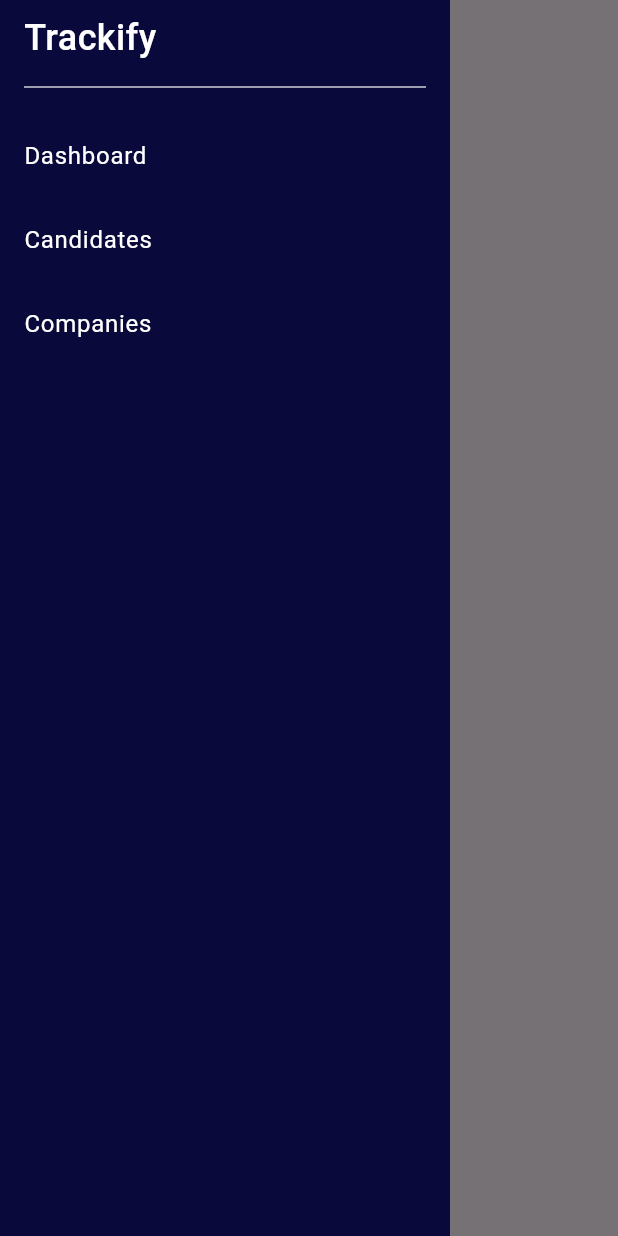
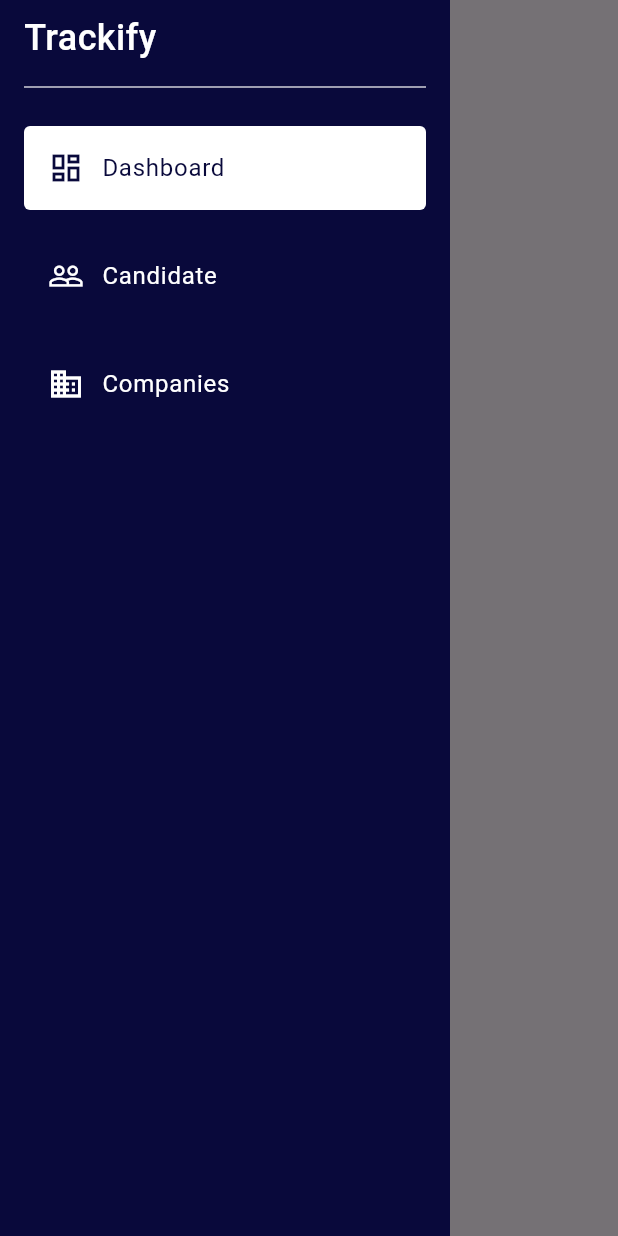
Before and after one commit to siiimaay/tracikfy, a Flutter app: the screen it shows after launch, with the side drawer open, on a phone screen of 412 x 824 dp. Run offline on Flutter 3.47's test engine with Material 3 defaults, Android fonts, the phone set to English and light mode, and no system bars; our stand-ins replace bloc, equatable, flutter_bloc.

Commit message:
add selection label to tab view

```diff
--- a/lib/features/dashboard/presentation/widgets/drawer_view.dart
+++ b/lib/features/dashboard/presentation/widgets/drawer_view.dart
@@ -1,5 +1,6 @@
 import 'package:feelify/features/dashboard/presentation/dashboard_cubit.dart';
 import 'package:feelify/features/dashboard/presentation/widgets/tab.dart';
+import 'package:feelify/features/data/dashboard_section.dart';
 import 'package:flutter/material.dart';
 import 'package:flutter_bloc/flutter_bloc.dart';
 
@@ -32,24 +33,27 @@ class DrawerView extends StatelessWidget {
                     children: [
                       TabView(
                         isSelected: state.currentIndex == 0,
-                        text: "Dashboard",
+                        text: DashboardSection.dashboard.name,
                         onTap: () {
                           context.read<DashboardCubit>().updateSelection(0);
                         },
+                        prefix: const Icon(Icons.dashboard_outlined),
                       ),
                       TabView(
                         isSelected: state.currentIndex == 1,
-                        text: 'Candidates',
+                        text: DashboardSection.candidate.name,
                         onTap: () {
                           context.read<DashboardCubit>().updateSelection(1);
                         },
+                        prefix: const Icon(Icons.people_outline),
                       ),
                       TabView(
                         isSelected: state.currentIndex == 2,
-                        text: 'Companies',
+                        text: DashboardSection.companies.name,
                         onTap: () {
                           context.read<DashboardCubit>().updateSelection(2);
                         },
+                        prefix: const Icon(Icons.business),
                       )
                     ],
                   ),
--- a/lib/features/dashboard/presentation/widgets/tab.dart
+++ b/lib/features/dashboard/presentation/widgets/tab.dart
@@ -4,30 +4,43 @@ class TabView extends StatelessWidget {
   final String text;
   final bool isSelected;
   final Function() onTap;
+  final Widget? prefix;
 
   const TabView({
     Key? key,
     required this.isSelected,
     required this.text,
     required this.onTap,
+    this.prefix,
   }) : super(key: key);
 
   @override
   Widget build(BuildContext context) {
-    return ListTile(
-      tileColor: Colors.red,
+    return AnimatedContainer(
+      decoration: BoxDecoration(
+          color: isSelected ? Colors.white : Colors.transparent,
+          borderRadius: BorderRadius.circular(4)),
+      duration: const Duration(milliseconds: 500),
+      curve: Curves.fastEaseInToSlowEaseOut,
+      margin: const EdgeInsets.symmetric(vertical: 8, horizontal: 16),
+      child: ListTile(
+        tileColor: Colors.white,
         minVerticalPadding: 5,
         onTap: () {
           onTap.call();
         },
-      horizontalTitleGap: 3,
+        leading: prefix,
+        horizontalTitleGap: 12,
         shape: RoundedRectangleBorder(borderRadius: BorderRadius.circular(5)),
-      selected: isSelected,
-      selectedColor: Colors.red,
-      selectedTileColor: Colors.white,
+        selected: true,
+        minLeadingWidth: 6,
+        selectedColor: isSelected ? const Color(0xff09093b) : Colors.white,
         title: Text(
           text,
-        style: const TextStyle(color: Colors.white),
+          style: TextStyle(
+            color: isSelected ? const Color(0xff09093b) : Colors.white,
+          ),
+        ),
       ),
     );
   }
--- /dev/null
+++ b/lib/features/data/dashboard_section.dart
@@ -0,0 +1,8 @@
+enum DashboardSection {
+  dashboard(name: "Dashboard"),
+  candidate(name: "Candidate"),
+  companies(name: "Companies");
+
+  final String name;
+  const DashboardSection({required this.name});
+}
```
Lines whose indentation alone changed are shown as unchanged.
